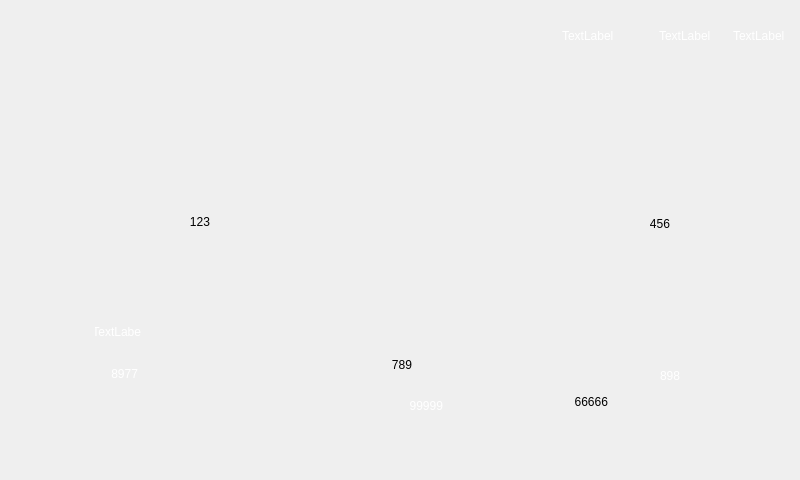
Above: XINYAN/widget.ui from wushengjun85/QtForWork before the change. Below: the same form after it.
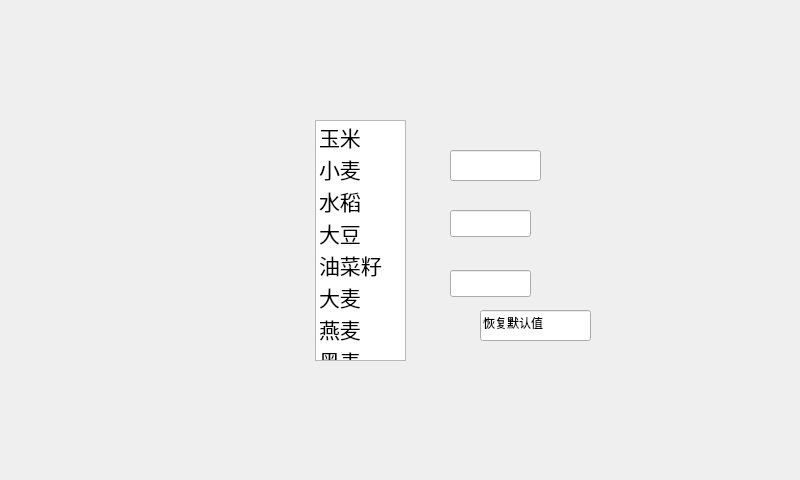
That is the form after the change. The open tabs and pages were chosen to show the change. Icons and pictures are not drawn.

```diff
--- a/XINYAN/widget.ui
+++ b/XINYAN/widget.ui
@@ -926,6 +926,144 @@
     </widget>
    </widget>
    <widget class="QWidget" name="page_18"/>
+   <widget class="QWidget" name="page_19">
+    <widget class="QLineEdit" name="lineEdit_14">
+     <property name="geometry">
+      <rect>
+       <x>450</x>
+       <y>270</y>
+       <width>81</width>
+       <height>27</height>
+      </rect>
+     </property>
+    </widget>
+    <widget class="QLineEdit" name="lineEdit_12">
+     <property name="geometry">
+      <rect>
+       <x>450</x>
+       <y>150</y>
+       <width>91</width>
+       <height>31</height>
+      </rect>
+     </property>
+    </widget>
+    <widget class="QLineEdit" name="lineEdit_13">
+     <property name="geometry">
+      <rect>
+       <x>450</x>
+       <y>210</y>
+       <width>81</width>
+       <height>27</height>
+      </rect>
+     </property>
+    </widget>
+    <widget class="QLineEdit" name="lineEdit_15">
+     <property name="geometry">
+      <rect>
+       <x>480</x>
+       <y>310</y>
+       <width>111</width>
+       <height>31</height>
+      </rect>
+     </property>
+     <property name="text">
+      <string>恢复默认值</string>
+     </property>
+    </widget>
+    <widget class="QListWidget" name="listWidget_7">
+     <property name="geometry">
+      <rect>
+       <x>315</x>
+       <y>120</y>
+       <width>91</width>
+       <height>241</height>
+      </rect>
+     </property>
+     <property name="verticalScrollBarPolicy">
+      <enum>Qt::ScrollBarAlwaysOff</enum>
+     </property>
+     <item>
+      <property name="text">
+       <string>玉米</string>
+      </property>
+      <property name="font">
+       <font>
+        <pointsize>16</pointsize>
+       </font>
+      </property>
+     </item>
+     <item>
+      <property name="text">
+       <string>小麦</string>
+      </property>
+      <property name="font">
+       <font>
+        <pointsize>16</pointsize>
+       </font>
+      </property>
+     </item>
+     <item>
+      <property name="text">
+       <string>水稻</string>
+      </property>
+      <property name="font">
+       <font>
+        <pointsize>16</pointsize>
+       </font>
+      </property>
+     </item>
+     <item>
+      <property name="text">
+       <string>大豆</string>
+      </property>
+      <property name="font">
+       <font>
+        <pointsize>16</pointsize>
+       </font>
+      </property>
+     </item>
+     <item>
+      <property name="text">
+       <string>油菜籽</string>
+      </property>
+      <property name="font">
+       <font>
+        <pointsize>16</pointsize>
+       </font>
+      </property>
+     </item>
+     <item>
+      <property name="text">
+       <string>大麦</string>
+      </property>
+      <property name="font">
+       <font>
+        <pointsize>16</pointsize>
+       </font>
+      </property>
+     </item>
+     <item>
+      <property name="text">
+       <string>燕麦</string>
+      </property>
+      <property name="font">
+       <font>
+        <pointsize>16</pointsize>
+       </font>
+      </property>
+     </item>
+     <item>
+      <property name="text">
+       <string>黑麦</string>
+      </property>
+      <property name="font">
+       <font>
+        <pointsize>16</pointsize>
+       </font>
+      </property>
+     </item>
+    </widget>
+   </widget>
   </widget>
  </widget>
  <layoutdefault spacing="6" margin="11"/>
```
Left out of the diff: 2 changed lines with no effect on the pictures.
